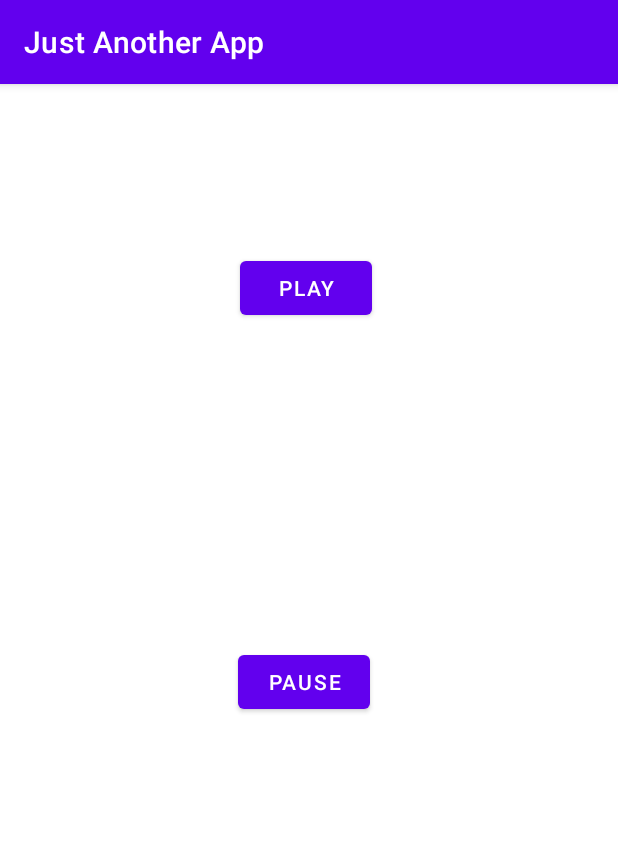
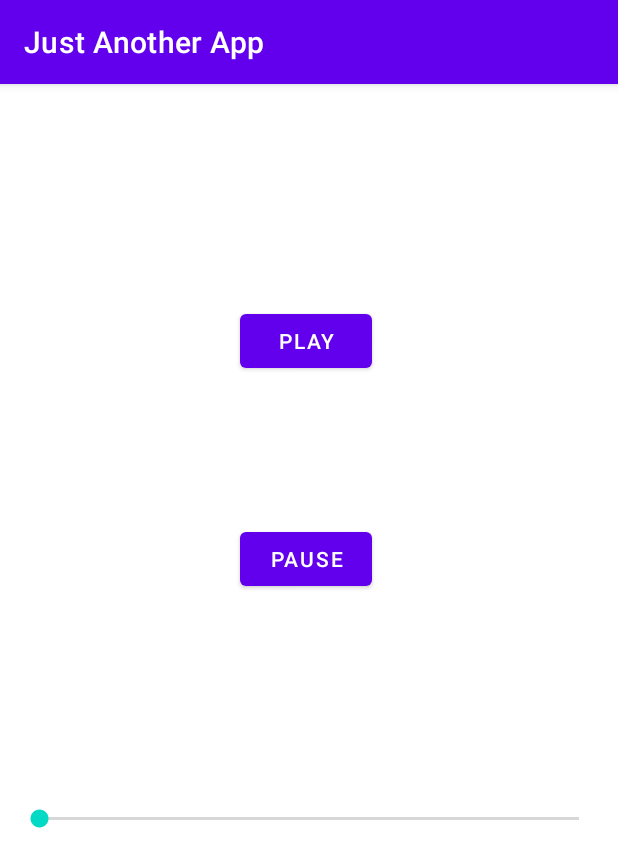
Before and after one commit to Siddhant043/VideoPlayingApp, an Android app: the screen it shows after launch (MainActivity), on a phone screen of 412 x 824 dp. Shown: the top 867 px of the screen. Run offline under Robolectric (Android 15) with nearby library versions, the phone set to English and light mode, and no system bars.

Commit message:
Audio seek bar setup done. First setting up the mediaPlayer to access our media and audioaManager to control phone audio then finding the max and current audio settings of the phone and linking them with seekbar and then giving functionality to seekbar

```diff
--- a/app/src/main/java/com/example/justanotherapp/MainActivity.java
+++ b/app/src/main/java/com/example/justanotherapp/MainActivity.java
@@ -2,15 +2,19 @@ package com.example.justanotherapp;
 
 import androidx.appcompat.app.AppCompatActivity;
 
+import android.media.AudioManager;
 import android.media.MediaPlayer;
 import android.os.Bundle;
+import android.util.Log;
 import android.view.View;
 import android.widget.Button;
 import android.widget.MediaController;
+import android.widget.SeekBar;
 import android.widget.VideoView;
 
 public class MainActivity extends AppCompatActivity {
-    MediaPlayer mediaPlayer;
+    MediaPlayer mediaPlayer; // Used to access our media
+    AudioManager audioManager; // Use to access phone audio settings
 
     public void playAudio(View view){
         mediaPlayer.start();
@@ -22,6 +26,32 @@ public class MainActivity extends AppCompatActivity {
     protected void onCreate(Bundle savedInstanceState) {
         super.onCreate(savedInstanceState);
         setContentView(R.layout.activity_main);
-         mediaPlayer = MediaPlayer.create(this, R.raw.deathnote);
+
+        audioManager = (AudioManager) getSystemService(AUDIO_SERVICE); // audioManager setup done
+        int maxVolume = audioManager.getStreamMaxVolume(AudioManager.STREAM_MUSIC); // finding the max volume of phone in int
+        int currentVolume = audioManager.getStreamVolume(AudioManager.STREAM_MUSIC); // finding the current phone volume
+
+        mediaPlayer = MediaPlayer.create(this, R.raw.deathnote); // Setting up the audio we want to play
+        SeekBar volumeControl = (SeekBar) findViewById(R.id.volumeSeekBar);
+
+        volumeControl.setMax(maxVolume); // setting max value of seek bar
+        volumeControl.setProgress(currentVolume); // setting the value of seek bar equal to phone when it starts
+        volumeControl.setOnSeekBarChangeListener(new SeekBar.OnSeekBarChangeListener() {
+            @Override
+            public void onProgressChanged(SeekBar seekBar, int progress, boolean fromUser) {
+                Log.i("SeekBar CHanged", Integer.toString(progress));
+                audioManager.setStreamVolume(AudioManager.STREAM_MUSIC, progress, 0);
+            }
+
+            @Override
+            public void onStartTrackingTouch(SeekBar seekBar) {
+
+            }
+
+            @Override
+            public void onStopTrackingTouch(SeekBar seekBar) {
+
+            }
+        });
     }
 }
--- a/app/src/main/res/layout/activity_main.xml
+++ b/app/src/main/res/layout/activity_main.xml
@@ -27,16 +27,29 @@
         android:id="@+id/button2"
         android:layout_width="wrap_content"
         android:layout_height="wrap_content"
-        android:layout_marginStart="158dp"
-        android:layout_marginLeft="158dp"
-        android:layout_marginTop="107dp"
-        android:layout_marginEnd="165dp"
-        android:layout_marginRight="165dp"
-        android:layout_marginBottom="381dp"
+        android:layout_marginStart="159dp"
+        android:layout_marginLeft="159dp"
+        android:layout_marginTop="97dp"
+        android:layout_marginEnd="164dp"
+        android:layout_marginRight="164dp"
         android:onClick="pauseAudio"
         android:text="Pause"
+        app:layout_constraintEnd_toEndOf="parent"
+        app:layout_constraintStart_toStartOf="parent"
+        app:layout_constraintTop_toBottomOf="@+id/button" />
+
+    <SeekBar
+        android:id="@+id/volumeSeekBar"
+        android:layout_width="0dp"
+        android:layout_height="wrap_content"
+        android:layout_marginStart="10dp"
+        android:layout_marginLeft="10dp"
+        android:layout_marginTop="131dp"
+        android:layout_marginEnd="10dp"
+        android:layout_marginRight="10dp"
+        android:layout_marginBottom="261dp"
         app:layout_constraintBottom_toBottomOf="parent"
         app:layout_constraintEnd_toEndOf="parent"
         app:layout_constraintStart_toStartOf="parent"
-        app:layout_constraintTop_toBottomOf="@+id/button" />
+        app:layout_constraintTop_toBottomOf="@+id/button2" />
 </androidx.constraintlayout.widget.ConstraintLayout>
```
